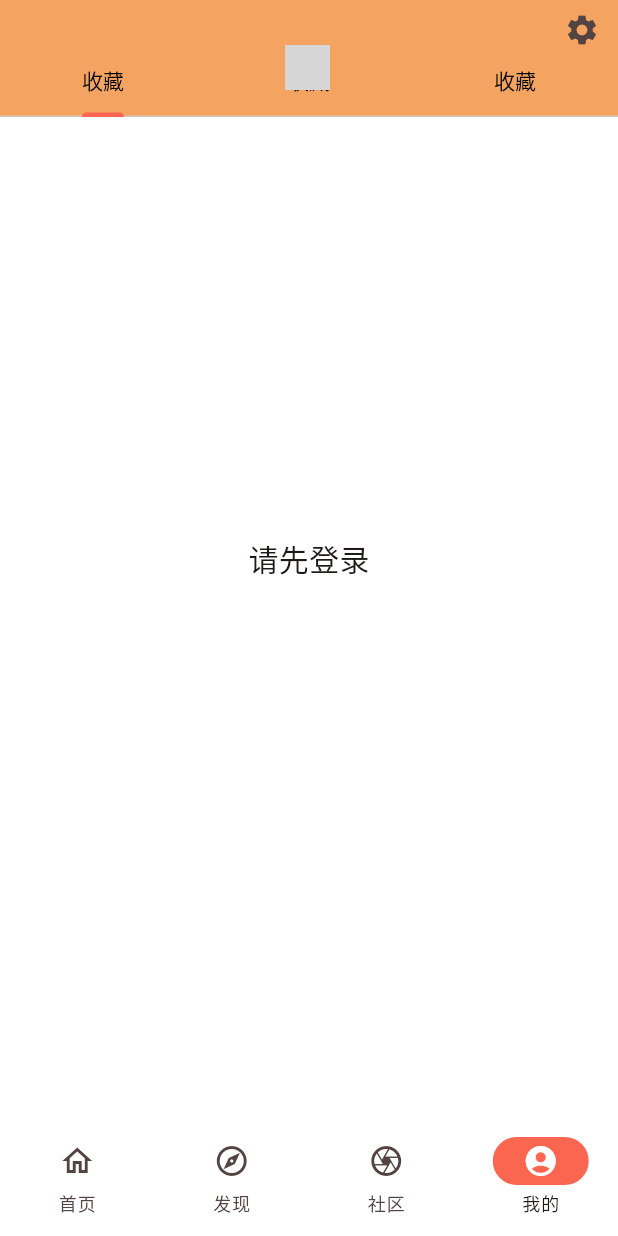
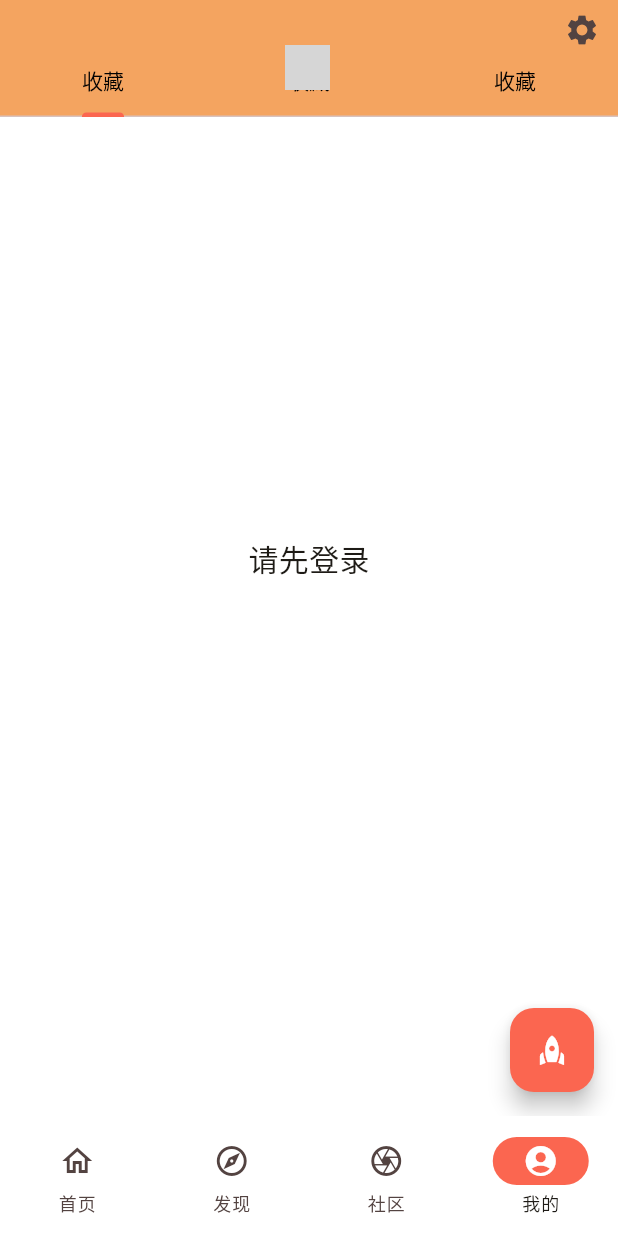
Before and after one commit to Flover-am/mise_seecooker_app, a Flutter app: the screen it shows after launch, item 4 of the bottom bar chosen, scrolled down 280 dp, on a phone screen of 412 x 824 dp. Run offline on Flutter 3.47's test engine with Material 3 defaults, Android fonts, the phone set to English and light mode, and no system bars; our stand-ins replace card_swiper, dio, extended_image, flutter_native_splash, fluttertoast, image_gallery_saver and 8 more; missing offline and left inert: dart:ffi, tabbed_sliverlist; accounts and stored records are empty; generated files the repository leaves out were written again; network calls fail; grey boxes are pictures that could not be loaded.

Commit message:
feat:add up button

```diff
--- a/lib/pages/account/account_page.dart
+++ b/lib/pages/account/account_page.dart
@@ -5,9 +5,11 @@ import 'package:seecooker/models/user.dart';
 import 'package:seecooker/pages/account/login_page.dart';
 import 'package:seecooker/providers/user_provider.dart';
 import 'package:seecooker/utils/shared_preferences_util.dart';
+import 'package:seecooker/widgets/posts_waterfall.dart';
 import 'package:skeletons/skeletons.dart';
 
 import '../../providers/home_recipes_provider.dart';
+import '../../providers/post/community_posts_provider.dart';
 import '../../widgets/recipe_card.dart';
 import '../recipe/recipe_detail.dart';
 import '../search/search_page.dart';
@@ -26,25 +28,45 @@ class AccountPage extends StatefulWidget {
 class _AccountPageState extends State<AccountPage> with SingleTickerProviderStateMixin{
   late TabController _tabController;
   bool flag = false;
+  ScrollController _scrollController = ScrollController();
+  bool isPinned = true;
   @override
   void initState() {
     super.initState();
     _tabController = TabController(length: 3, vsync: this);
     UserProvider userProvider = Provider.of<UserProvider>(context,listen: false);
     userProvider.loadLoginStatus();
+
+    _scrollController.addListener(() {
+      setState(() {
+        isPinned = _scrollController.offset > 0;
+      });
+    });
   }
 
   @override
   Widget build(BuildContext context){
     UserProvider userProvider = Provider.of<UserProvider>(context);
 
-    return NestedScrollView(
+    return Scaffold(
+      body: NestedScrollView(
+        controller: _scrollController,
         body: buildBodyWidget(context),
         headerSliverBuilder: (BuildContext context, bool innerBoxIsScrolled) {
           return [
             buildSliverAppBar(userProvider),
           ]; },
-      );
+      ),
+      floatingActionButton: isPinned ? FloatingActionButton(
+        onPressed: () {
+          // 处理悬浮按钮点击事件
+          _scrollController.jumpTo(0);
+        },
+        child: Icon(Icons.rocket),
+      ) : null,
+      floatingActionButtonLocation: FloatingActionButtonLocation.endFloat,
+
+    );
 
   }
 
@@ -68,16 +90,20 @@ class _AccountPageState extends State<AccountPage> with SingleTickerProviderStat
               flexibleSpace: FlexibleSpaceBar(
                 titlePadding: const EdgeInsets.only(left: 190, top: 30),
                 expandedTitleScale: 2,
-                title: Column(
+                title:GestureDetector(
+                  onTap: () {
+                    // 在此处执行点击标题后的逻辑操作
+                    // 示例：打印一条消息
+                    _scrollController.jumpTo(0);
+                  },
+                  child: Column(
                     children: [
                       CircleAvatar(
                         radius: 15,
-                      //   backgroundImage: NetworkImage(
-                      //       'https://example.com/avatar.jpg'), // 你的头像图片地址
-                      // )
-                    backgroundImage: NetworkImage(userProvider.avatar),
-                      )
-                    ]
+                        backgroundImage: NetworkImage(userProvider.avatar),
+                      ),
+                    ],
+                  ),
                 ),
                 background: Container(
                   decoration: const BoxDecoration(
@@ -279,9 +305,8 @@ Widget _buildFavoriteContent(BuildContext context) {
         ),
       );
     }
-      return const SingleChildScrollView(
-        child: UserInfoList(),
-    );
+      return UserInfoList();
+
   }
 
 
@@ -293,14 +318,16 @@ class UserInfoList extends StatefulWidget {
 }
 
 class _UserInfoListState extends State<UserInfoList> with AutomaticKeepAliveClientMixin{
+
   @override
   Widget build(BuildContext context) {
-    return Column(
-      children: List.generate(20, (index) {
-        return ListTile(
-          title: Text('收藏项 $index'),
-        );
-      }),);
+    // return Column(
+    //   children: List.generate(20, (index) {
+    //     return ListTile(
+    //       title: Text('收藏项 $index'),
+    //     );
+    //   }),);
+    return PostsWaterfall<CommunityPostsProvider>();
   }
 
   @override
```
Also changed, not shown: pubspec.lock.
